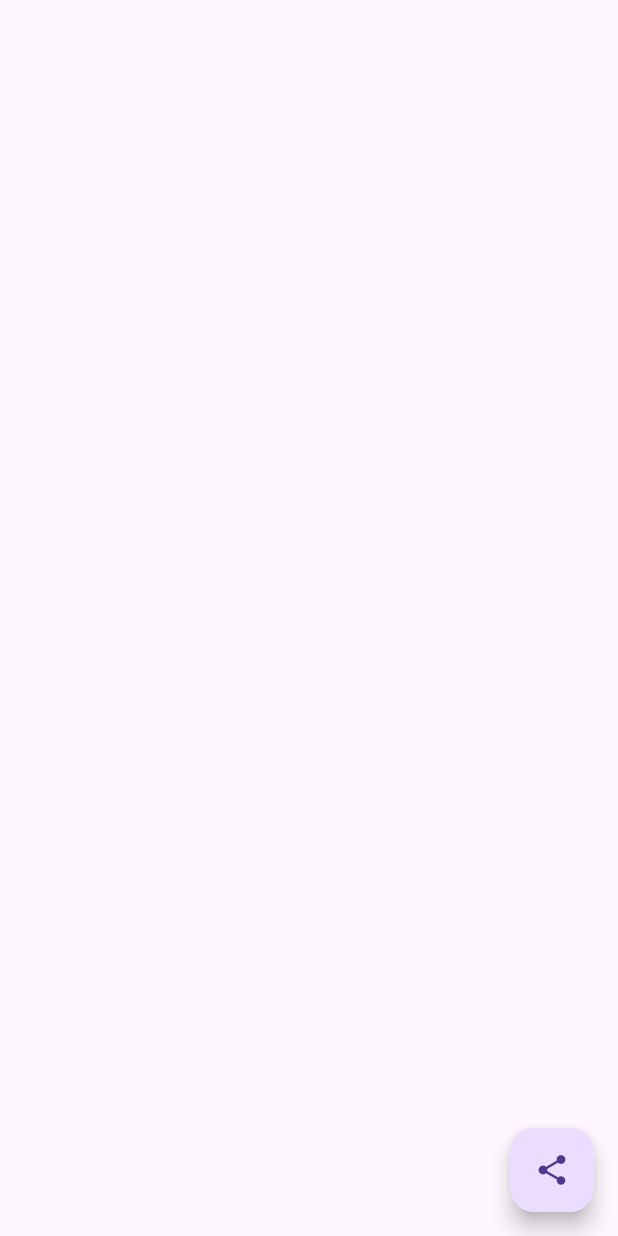
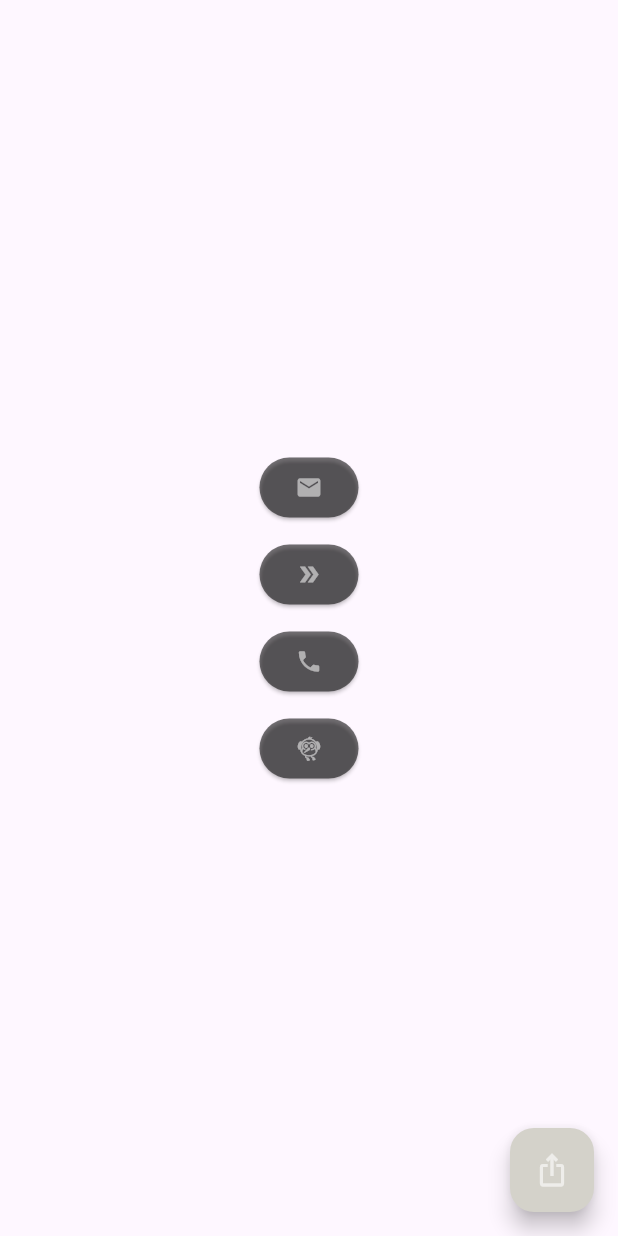
Before and after one commit to Taufiq-ansari/tasks, a Flutter app: the screen it shows after launch, on a phone screen of 412 x 824 dp. Run offline on Flutter 3.47's test engine with Material 3 defaults, Android fonts, the phone set to English and light mode, and no system bars; our stand-ins replace image_picker, share.

Commit message:
share-package error fix

```diff
--- a/lib/main.dart
+++ b/lib/main.dart
@@ -1,4 +1,5 @@
-import 'package:api/pages/imagepicker.dart/share.dart';
+import 'package:api/pages/imagepicker.dart/url_launcher.dart';
+import 'package:api/pages/listview/employeesdata.dart';
 import 'package:api/pages/navigation/feed_screen.dart';
 import 'package:api/pages/themechange.dart/themeclass.dart';
 import 'package:flutter/material.dart';
@@ -25,7 +26,7 @@ class MyApp extends StatelessWidget {
         switch (settings.name) {
           case '/':
             return MaterialPageRoute(
-              builder: (context) => ShareContentScreen(),
+              builder: (context) => UrlLauncherScreen(),
             );
           case '/feed':
             var arg = settings.arguments as Object; //data pass with ongenerated
--- a/lib/pages/imagepicker.dart/share.dart
+++ /dev/null
@@ -1,23 +0,0 @@
-import 'package:flutter/material.dart';
-
-class ShareContentScreen extends StatefulWidget {
-  const ShareContentScreen({super.key});
-
-  @override
-  State<ShareContentScreen> createState() => _ShareContentScreenState();
-}
-
-class _ShareContentScreenState extends State<ShareContentScreen> {
-  @override
-  Widget build(BuildContext context) {
-    return Scaffold(
-      body: Column(
-        children: [],
-      ),
-      floatingActionButton: FloatingActionButton(
-        onPressed: () {},
-        child: Icon(Icons.share),
-      ),
-    );
-  }
-}
--- a/pubspec.yaml
+++ b/pubspec.yaml
@@ -37,6 +37,10 @@ dependencies:
   http: ^1.6.0
   image_picker: ^1.2.1
   url_launcher: ^6.3.2
+  share_plus: ^12.0.1
+  share: ^2.0.4
+
+
 
 
 
```
Also changed, not shown: lib/pages/imagepicker.dart/url_launcher.dart (+35 -5 lines), lib/pages/listview/employeesdata.dart (+17 -0 lines), pubspec.lock, 3 other files.
